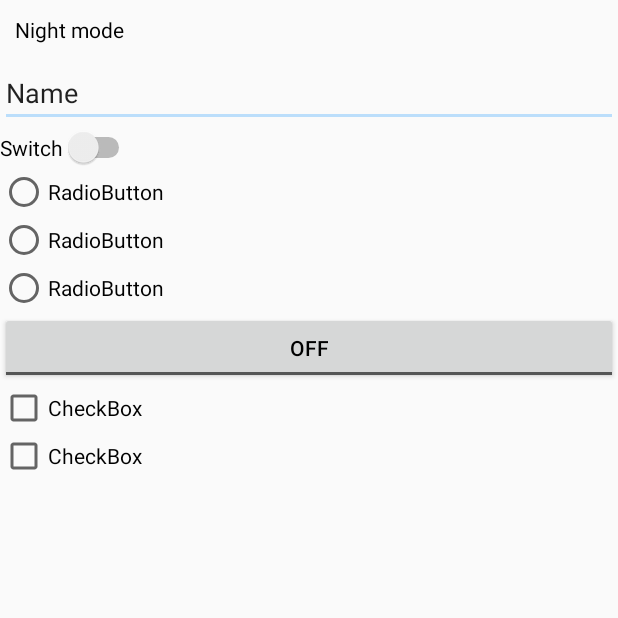
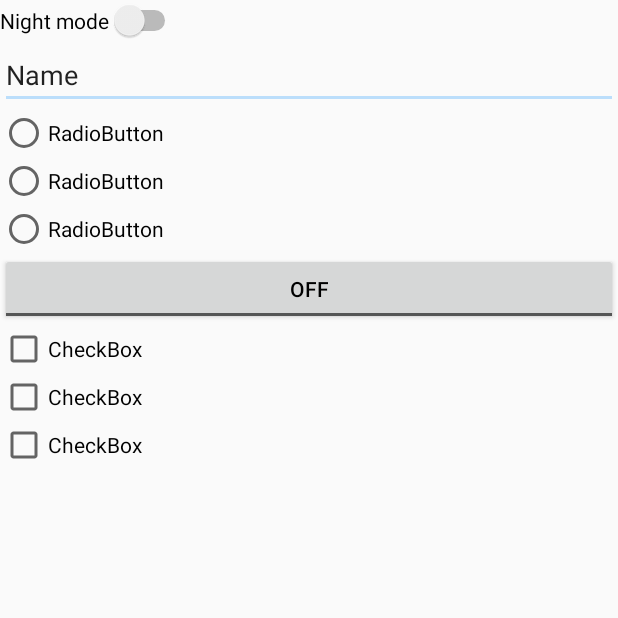
Before and after one commit to niww1919/AndroidBase, an Android app: the SettingsOfApp screen opened directly, with no data from a screen before it, on a phone screen of 412 x 824 dp, the top half of it. Run offline under Robolectric (Android 15) with nearby library versions, the phone set to English and light mode, and no system bars.

Commit message:
Home work 3.1

```diff
--- a/app/src/main/AndroidManifest.xml
+++ b/app/src/main/AndroidManifest.xml
@@ -20,7 +20,8 @@
             </intent-filter>
         </activity>
         <activity android:name=".ListOfCountryWithoutVisa" />
-        <activity android:name=".SettingsOfApp" />
+        <activity android:name=".SettingsOfApp"
+            android:configChanges="orientation|screenSize" />
     </application>
 
 </manifest>
--- a/app/src/main/java/com/example/andoidbasecourse/SettingsOfApp.java
+++ b/app/src/main/java/com/example/andoidbasecourse/SettingsOfApp.java
@@ -8,6 +8,7 @@ import android.widget.LinearLayout;
 import android.widget.ListView;
 import android.widget.Switch;
 import android.widget.TextView;
+import android.widget.Toast;
 
 public class SettingsOfApp extends AppCompatActivity {
     TextView textView;
@@ -23,7 +24,7 @@ public class SettingsOfApp extends AppCompatActivity {
 
         super.onCreate(savedInstanceState);
         setContentView(R.layout.settings_of_app);
-//        aSwitch = findViewById(R.id.switch1);
+        aSwitch = findViewById(R.id.switch1);
 
     }
     public void setDarkModeInSettings(View view) {
@@ -37,7 +38,39 @@ public class SettingsOfApp extends AppCompatActivity {
         }
 //        MainActivity.this.setTheme(R.style.AppDarkTheme);
 //        MainActivity.this.recreate();
+    }
+
+
+    @Override
+    protected void onStart() {
+        super.onStart();
+        Toast.makeText(this, "onStart", Toast.LENGTH_SHORT).show();
+    }
+
+    @Override
+    protected void onResume() {
+        super.onResume();
+        Toast.makeText(this, "onResume", Toast.LENGTH_SHORT).show();
+
+    }
+    @Override
+    protected void onPause() {
+        super.onPause();
+        Toast.makeText(this, "onPause", Toast.LENGTH_SHORT).show();
+
+    }
+    @Override
+    protected void onStop() {
+        super.onStop();
+        Toast.makeText(this, "onStop", Toast.LENGTH_SHORT).show();
 
     }
 
+
+    @Override
+    protected void onDestroy() {
+        super.onDestroy();
+        Toast.makeText(this, "onDestroy", Toast.LENGTH_SHORT).show();
+
+    }
 }
--- a/app/src/main/res/layout/settings_of_app.xml
+++ b/app/src/main/res/layout/settings_of_app.xml
@@ -1,10 +1,10 @@
 <?xml version="1.0" encoding="utf-8"?>
 <LinearLayout xmlns:android="http://schemas.android.com/apk/res/android"
     xmlns:tools="http://schemas.android.com/tools"
-    android:orientation="vertical"
     android:layout_width="match_parent"
     android:layout_height="match_parent"
-    android:layout_gravity="center_vertical">
+    android:layout_gravity="center_vertical"
+    android:orientation="vertical">
 
 
     <LinearLayout
@@ -12,11 +12,15 @@
         android:layout_height="wrap_content"
         android:orientation="vertical">
 
-        <TextView
+
+        <Switch
+            android:id="@+id/switch1"
             android:layout_width="wrap_content"
             android:layout_height="wrap_content"
-            android:padding="10dp"
-            android:text="@string/Night_mode" />
+            android:layout_weight="1"
+            android:text="@string/Night_mode"
+            android:onClick="setDarkModeInSettings"
+            />
 
         <EditText
             android:id="@+id/editText"
@@ -25,13 +29,6 @@
             android:ems="10"
             android:inputType="textPersonName"
             android:text="Name" />
-
-        <Switch
-            android:id="@+id/switch1"
-            android:layout_width="wrap_content"
-            android:layout_height="wrap_content"
-            android:layout_weight="1"
-            android:text="Switch" />
 
         <RadioGroup
             android:layout_width="match_parent"
@@ -75,6 +72,12 @@
             android:layout_height="wrap_content"
             android:text="CheckBox" />
 
+        <CheckBox
+            android:id="@+id/checkBox3"
+            android:layout_width="match_parent"
+            android:layout_height="wrap_content"
+            android:text="CheckBox" />
+
     </LinearLayout>
 
 </LinearLayout>
```
